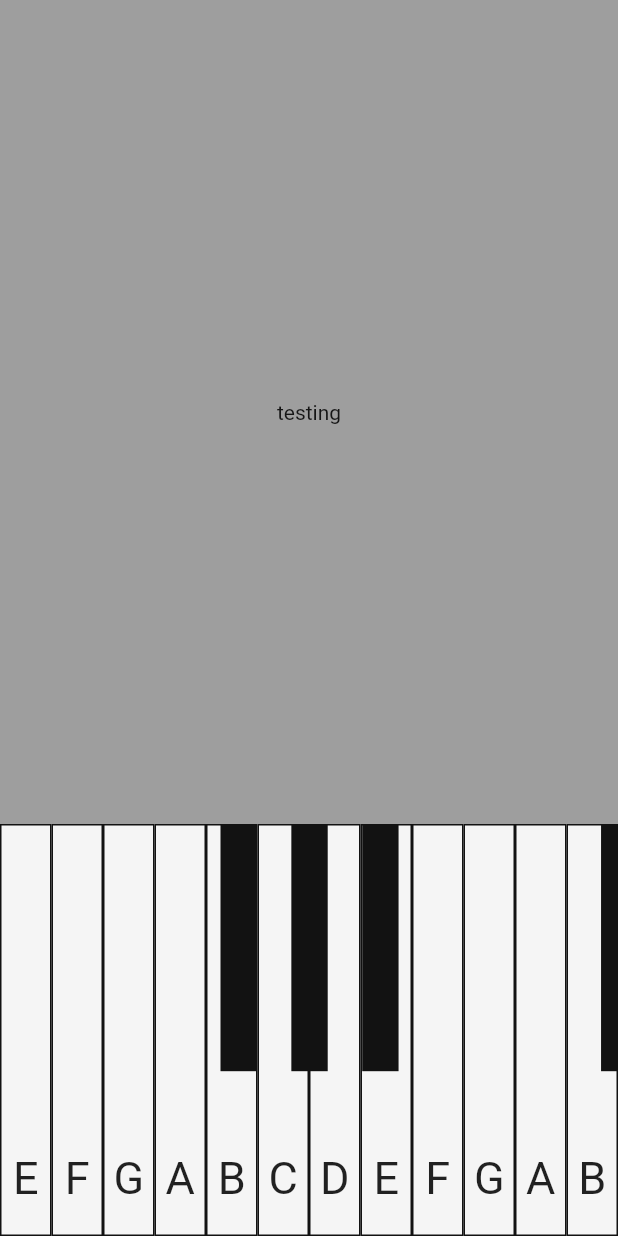
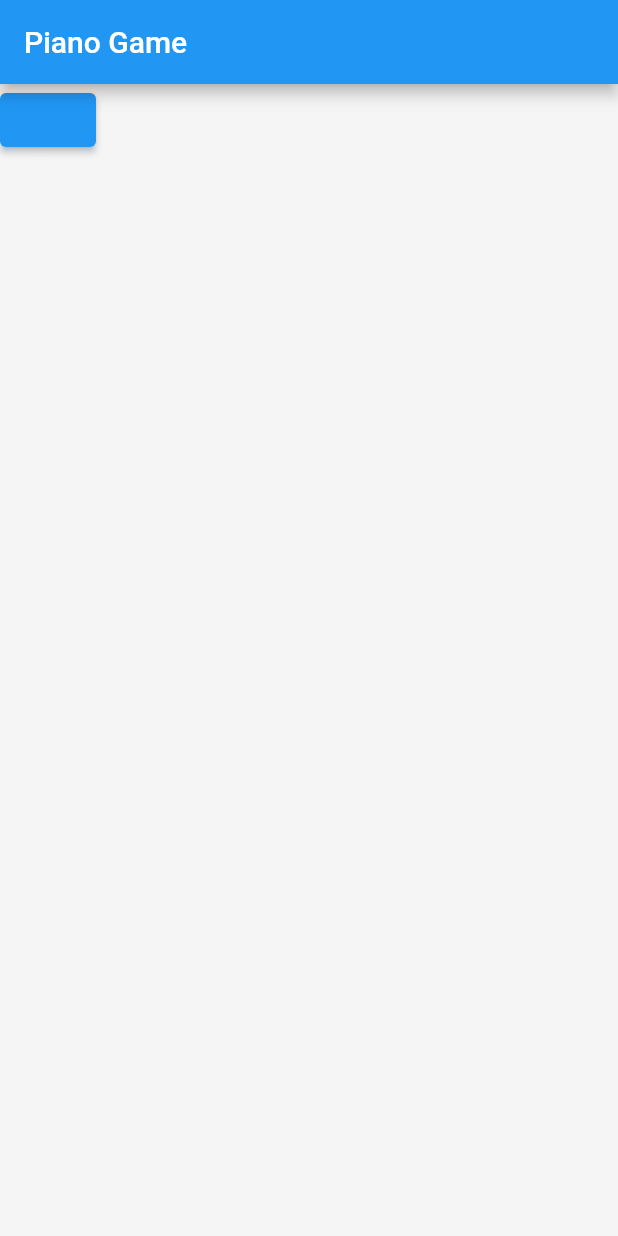
Before and after one commit to errorTeamNameNotFound/RUhacks, a Flutter app: the screen it shows after launch, on a phone screen of 412 x 824 dp. Run offline on Flutter 3.47's test engine with Material 2 defaults, Android fonts, the phone set to English and light mode, and no system bars; our stand-ins replace audioplayers, firebase_core, firebase_database; accounts and stored records are empty.

Commit message:
Separated piano from homepage

```diff
--- a/lib/HomePage.dart
+++ b/lib/HomePage.dart
@@ -1,16 +1,7 @@
-import 'package:audioplayers/audio_cache.dart';
 import 'package:flutter/material.dart';
+import 'package:ru_hacks/CustomWidgets/PianoKeys.dart';
+import 'package:ru_hacks/PianoPage.dart';
 import 'constants.dart';
-import 'dart:async';
-import 'CustomWidgets/BlackKeys.dart';
-
-class Key {
-  String keyLabel;
-  Color keyColor;
-  String soundFileName;
-
-  Key({this.keyLabel, this.keyColor, this.soundFileName});
-}
 
 class HomePage extends StatefulWidget {
   @override
@@ -18,114 +9,23 @@ class HomePage extends StatefulWidget {
 }
 
 class _HomePageState extends State<HomePage> {
-  List<Key> keys = [
-    Key(keyLabel: "E", keyColor: kOffWhite, soundFileName: "Base E.mp3"),
-    Key(keyLabel: "F", keyColor: kOffWhite, soundFileName: "Base F.mp3"),
-    Key(keyLabel: "G", keyColor: kOffWhite, soundFileName: "Base G.mp3"),
-    Key(keyLabel: "A", keyColor: kOffWhite, soundFileName: "Base A.mp3"),
-    Key(keyLabel: "B", keyColor: kOffWhite, soundFileName: "Base B.mp3"),
-    Key(keyLabel: "C", keyColor: kOffWhite, soundFileName: "Base C.mp3"),
-    Key(keyLabel: "D", keyColor: kOffWhite, soundFileName: "Treble D.mp3"),
-    Key(keyLabel: "E", keyColor: kOffWhite, soundFileName: "Treble E.mp3"),
-    Key(keyLabel: "F", keyColor: kOffWhite, soundFileName: "Treble F.mp3"),
-    Key(keyLabel: "G", keyColor: kOffWhite, soundFileName: "Treble G.mp3"),
-    Key(keyLabel: "A", keyColor: kOffWhite, soundFileName: "Treble A.mp3"),
-    Key(keyLabel: "B", keyColor: kOffWhite, soundFileName: "Treble B.mp3"),
-  ];
-
-  bool _isPressed = false;
-
-  void playSound(String note) {
-    final player = AudioCache();
-    player.play(note);
-  }
-
   @override
   Widget build(BuildContext context) {
     return Scaffold(
-      body: Column(
-        crossAxisAlignment: CrossAxisAlignment.stretch,
-        children: <Widget>[
-          //This is where the game area will go
-          Expanded(
-            flex: 2,
-            child: Container(
-              color: Colors.grey,
-              child: Center(
-                child: Text("testing"),
-              ),
+      appBar: AppBar(
+        title: Text("Piano Game"),
+      ),
+      body: ElevatedButton(
+        onPressed: () {
+          Navigator.push(
+            context,
+            MaterialPageRoute(
+              builder: (context) {
+                return PianoPage();
+              },
             ),
-          ),
-
-          //This is where the piano will go
-          Expanded(
-            child: Stack(
-              children: <Widget>[
-                ListView.builder(
-                  physics: const NeverScrollableScrollPhysics(),
-                  scrollDirection: Axis.horizontal,
-                  itemCount: keys.length,
-                  itemBuilder: (BuildContext context, int index) {
-                    return makePiano(
-                      keys[index].keyLabel,
-                      index,
-                      keys[index].soundFileName,
-                    );
-                  },
-                ),
-                Positioned(
-                  left: 49,
-                  child: BlackKeys(),
-                ),
-              ],
-            ),
-          ),
-        ],
-      ),
-    );
-  }
-
-  //Skeleton code for Piano Keys
-  Widget makePiano(String label, int index, String soundFileName) {
-    return GestureDetector(
-      onTap: () {
-        //TODO: create feedback by changing container color upon press
-        setState(() {
-          _isPressed = true;
-          playSound(soundFileName);
-          keys[index].keyColor = Colors.grey[400];
-        });
-
-        Future.delayed(const Duration(milliseconds: 100), () {
-          setState(() {
-            _isPressed = false;
-            keys[index].keyColor = kOffWhite;
-          });
-        });
-      },
-      child: Container(
-        padding: EdgeInsets.only(
-          bottom: 20,
-        ),
-        width: MediaQuery.of(context).size.width / keys.length,
-        decoration: BoxDecoration(
-          color: keys[index].keyColor,
-          border: Border.all(
-            color: kSemiBlack,
-          ),
-        ),
-        child: Row(
-          crossAxisAlignment: CrossAxisAlignment.end,
-          mainAxisAlignment: MainAxisAlignment.center,
-          children: <Widget>[
-            Text(
-              "$label",
-              style: TextStyle(
-                fontSize: 30,
-              ),
-            ),
-          ],
-        ),
+          );
+        },
       ),
     );
   }
```
Also changed, not shown: lib/CustomWidgets/PianoKeys.dart (added, +98 -0 lines), lib/KeyClass.dart (added, +9 -0 lines), lib/PianoKeys.dart (deleted, +0 -13 lines), lib/PianoPage.dart (added, +50 -0 lines).
